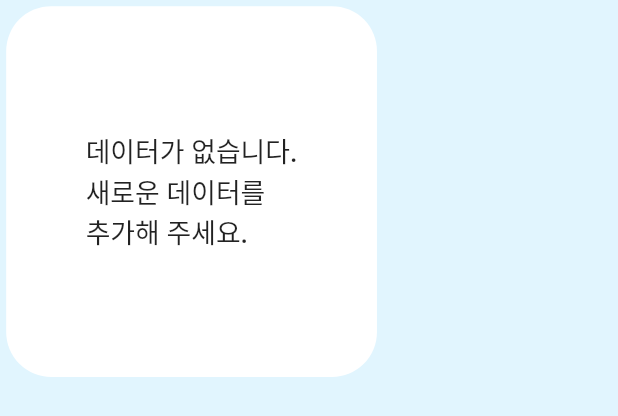
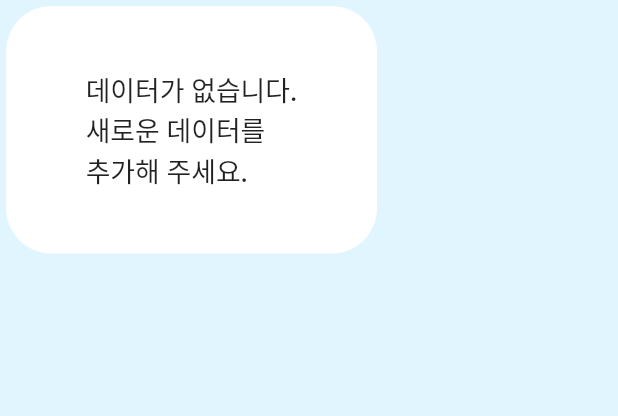
Before and after one commit to miz2121/hashtag_qna_flutter, a Flutter app: the NoData widget shown alone on an empty page, opened directly, on a phone screen of 412 x 824 dp. Shown: the top 416 px of the screen. Run offline on Flutter 3.47's test engine with Material 2 defaults, Android fonts, the phone set to English and light mode, and no system bars; our stand-ins replace flutter_rating_bar, flutter_riverpod, logger, shared_preferences, sizer; accounts and stored records are empty; network calls fail.

Commit message:
마무리.

```diff
--- a/lib/app/util/component/no_data.dart
+++ b/lib/app/util/component/no_data.dart
@@ -14,7 +14,7 @@ class NoData extends StatelessWidget {
         borderRadius: BorderRadius.circular(30),
       ),
       width: 60.w,
-      height: 60.w,
+      height: 40.w,
       child: Center(
         child: Text(
           '데이터가 없습니다.\n새로운 데이터를\n추가해 주세요.',
```
